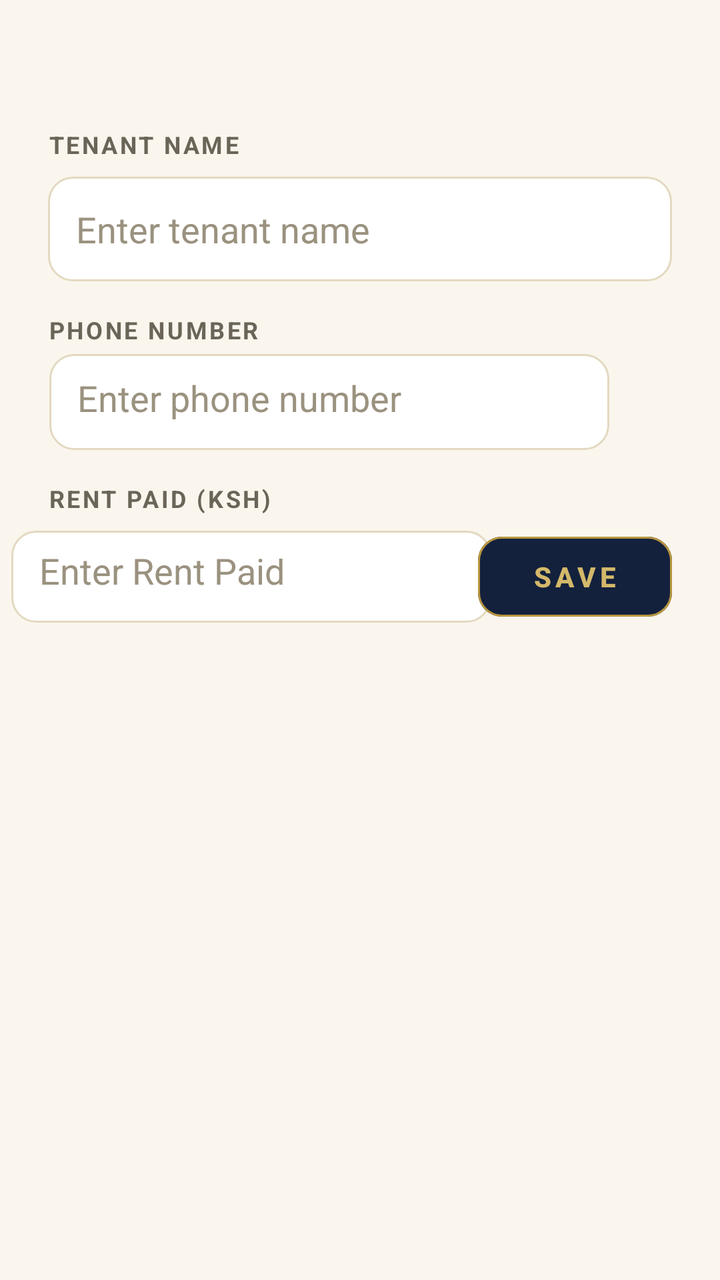
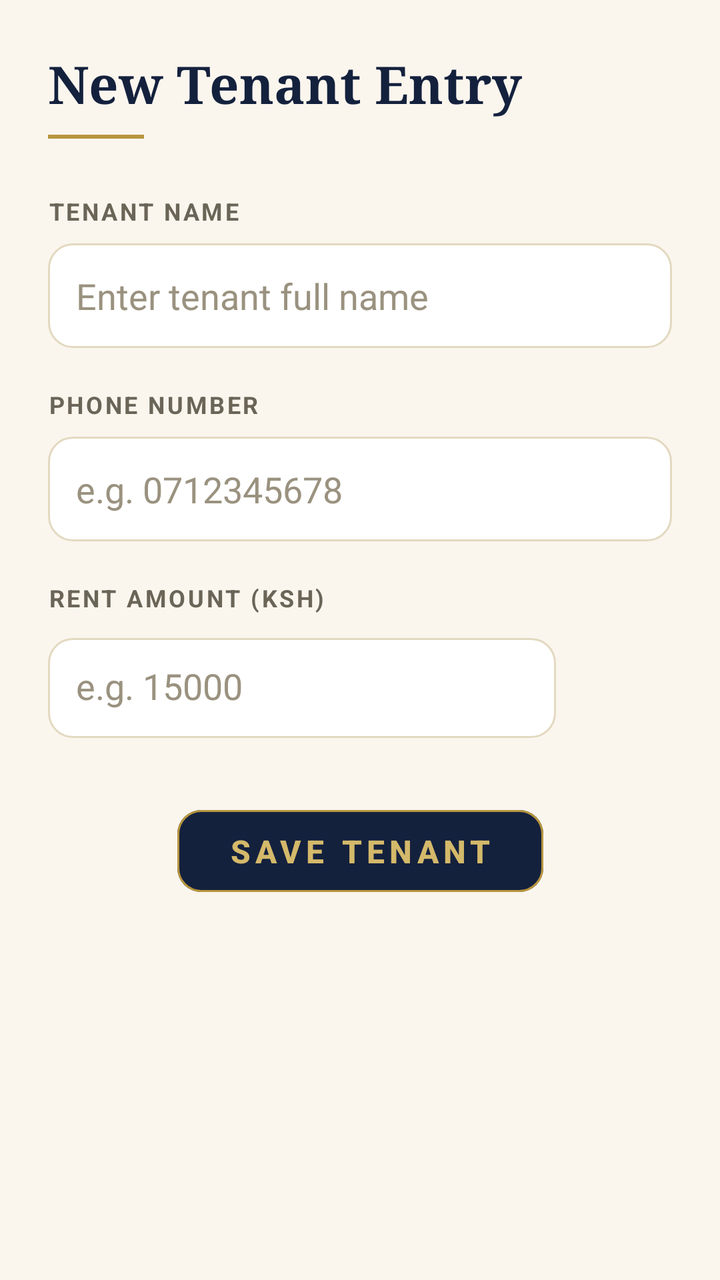

The first picture is an Android layout as it rendered before a commit; the second is the same layout after the commit. The layout source and the unified diff follow.
<!-- AndroidManifest.xml: application theme Theme.TenantManagementSystem -->
<!-- res/layout/fragment_add_tenant.xml -->
<?xml version="1.0" encoding="utf-8"?>
<androidx.constraintlayout.widget.ConstraintLayout
    xmlns:android="http://schemas.android.com/apk/res/android"
    xmlns:app="http://schemas.android.com/apk/res-auto"
    xmlns:tools="http://schemas.android.com/tools"
    android:layout_width="match_parent"
    android:layout_height="match_parent">

    <TextView
        android:id="@+id/tenantNameLabel"
        android:layout_width="wrap_content"
        android:layout_height="wrap_content"
        android:layout_marginStart="24dp"
        android:layout_marginTop="64dp"
        android:letterSpacing="0.1"
        android:text="Tenant Name"
        android:textAllCaps="true"
        android:textColor="@color/ink_muted"
        android:textSize="12sp"
        android:textStyle="bold"
        app:layout_constraintStart_toStartOf="parent"
        app:layout_constraintTop_toTopOf="parent" />

    <EditText
        android:id="@+id/tenantNameEditText"
        android:layout_width="0dp"
        android:layout_height="wrap_content"
        android:hint="Enter tenant name"
        android:minHeight="52dp"
        android:padding="14dp"
        android:background="@drawable/bg_input"
        android:textColor="@color/ink"
        android:layout_marginTop="8dp"
        android:layout_marginStart="24dp"
        android:layout_marginEnd="24dp"
        app:layout_constraintTop_toBottomOf="@id/tenantNameLabel"
        app:layout_constraintStart_toStartOf="parent"
        app:layout_constraintEnd_toEndOf="parent" />

    <TextView
        android:id="@+id/phoneLabel"
        android:layout_width="wrap_content"
        android:layout_height="wrap_content"
        android:text="Phone Number"
        android:textAllCaps="true"
        android:textSize="12sp"
        android:textStyle="bold"
        android:letterSpacing="0.1"
        android:textColor="@color/ink_muted"
        android:layout_marginTop="16dp"
        android:layout_marginStart="24dp"
        app:layout_constraintTop_toBottomOf="@id/tenantNameEditText"
        app:layout_constraintStart_toStartOf="parent" />

    <EditText
        android:id="@+id/phoneEditText"
        android:layout_width="280dp"
        android:layout_height="48dp"
        android:layout_marginStart="24dp"
        android:layout_marginTop="4dp"
        android:layout_marginEnd="24dp"
        android:background="@drawable/bg_input"
        android:hint="Enter phone number"
        android:inputType="phone"
        android:minHeight="52dp"
        android:padding="14dp"
        android:textColor="@color/ink"
        app:layout_constraintEnd_toEndOf="parent"
        app:layout_constraintHorizontal_bias="0.02"
        app:layout_constraintStart_toStartOf="parent"
        app:layout_constraintTop_toBottomOf="@id/phoneLabel" />

    <TextView
        android:id="@+id/rentLabel"
        android:layout_width="wrap_content"
        android:layout_height="wrap_content"
        android:text="Rent Paid (KSh)"
        android:textAllCaps="true"
        android:textSize="12sp"
        android:textStyle="bold"
        android:letterSpacing="0.1"
        android:textColor="@color/ink_muted"
        android:layout_marginTop="16dp"
        android:layout_marginStart="24dp"
        app:layout_constraintTop_toBottomOf="@id/phoneEditText"
        app:layout_constraintStart_toStartOf="parent" />

    <EditText
        android:id="@+id/rentEditText"
        android:layout_width="240dp"
        android:layout_height="46dp"
        android:layout_marginStart="24dp"
        android:layout_marginTop="8dp"
        android:layout_marginEnd="12dp"
        android:background="@drawable/bg_input"
        android:hint="Enter Rent Paid"
        android:inputType="numberDecimal"
        android:minHeight="52dp"
        android:padding="14dp"
        android:textColor="@color/ink"
        app:layout_constraintEnd_toStartOf="@id/saveButton"
        app:layout_constraintStart_toStartOf="parent"
        app:layout_constraintTop_toBottomOf="@id/rentLabel" />

    <com.google.android.material.button.MaterialButton
        android:id="@+id/saveButton"
        android:layout_width="97dp"
        android:layout_height="40dp"
        android:layout_marginEnd="24dp"
        android:insetTop="0dp"
        android:insetBottom="0dp"
        android:letterSpacing="0.15"
        android:text="SAVE"
        android:textColor="@color/royal_gold_light"
        android:textStyle="bold"
        app:backgroundTint="@color/royal_navy"
        app:cornerRadius="12dp"
        app:layout_constraintBottom_toBottomOf="@id/rentEditText"
        app:layout_constraintEnd_toEndOf="parent"
        app:layout_constraintTop_toTopOf="@id/rentEditText"
        app:strokeColor="@color/royal_gold"
        app:strokeWidth="1dp" />

</androidx.constraintlayout.widget.ConstraintLayout>
<!-- resources referenced by this layout -->
<resources>
  <color name="ink">#1C1C28</color>
  <color name="ink_muted">#6B6558</color>
  <color name="royal_gold">#B8963E</color>
  <color name="royal_gold_light">#D4B96A</color>
  <color name="royal_navy">#14213D</color>
  <!-- drawable bg_input (drawable) -->
  <?xml version="1.0" encoding="utf-8"?>
  <selector xmlns:android="http://schemas.android.com/apk/res/android">
      <item android:state_focused="true">
          <shape android:shape="rectangle">
              <solid android:color="#FFFFFF" />
              <stroke android:width="2dp" android:color="@color/royal_gold" />
              <corners android:radius="12dp" />
          </shape>
      </item>
      <item>
          <shape android:shape="rectangle">
              <solid android:color="#FFFFFF" />
              <stroke android:width="1dp" android:color="@color/line" />
              <corners android:radius="12dp" />
          </shape>
      </item>
  </selector>
  <style name="Theme.TenantManagementSystem" parent="Theme.Material3.Light.NoActionBar">
          <item name="colorPrimary">@color/royal_navy</item>
          <item name="android:windowBackground">@color/ivory</item>
          <item name="android:statusBarColor">@color/ivory</item>
          <item name="android:windowLightStatusBar">true</item>
          <item name="android:textColorHint">#9A927F</item>
          <item name="colorSecondaryContainer">#EFE3BD</item>
          <item name="colorOnSecondaryContainer">@color/royal_navy</item>
      </style>
  <color name="line">#E3D9C0</color>
  <color name="ivory">#FAF6EE</color>
</resources>

<!-- the commit's change to res/layout/fragment_add_tenant.xml (unified diff, before → after) -->
@@ -1,124 +1,145 @@
 <?xml version="1.0" encoding="utf-8"?>
-<androidx.constraintlayout.widget.ConstraintLayout
-    xmlns:android="http://schemas.android.com/apk/res/android"
+<ScrollView xmlns:android="http://schemas.android.com/apk/res/android"
     xmlns:app="http://schemas.android.com/apk/res-auto"
     xmlns:tools="http://schemas.android.com/tools"
     android:layout_width="match_parent"
-    android:layout_height="match_parent">
+    android:layout_height="match_parent"
+    android:fillViewport="true">
 
-    <TextView
-        android:id="@+id/tenantNameLabel"
-        android:layout_width="wrap_content"
+    <androidx.constraintlayout.widget.ConstraintLayout
+        android:layout_width="match_parent"
         android:layout_height="wrap_content"
-        android:layout_marginStart="24dp"
-        android:layout_marginTop="64dp"
-        android:letterSpacing="0.1"
-        android:text="Tenant Name"
-        android:textAllCaps="true"
-        android:textColor="@color/ink_muted"
-        android:textSize="12sp"
-        android:textStyle="bold"
-        app:layout_constraintStart_toStartOf="parent"
-        app:layout_constraintTop_toTopOf="parent" />
+        android:padding="24dp">
 
-    <EditText
-        android:id="@+id/tenantNameEditText"
-        android:layout_width="0dp"
-        android:layout_height="wrap_content"
-        android:hint="Enter tenant name"
-        android:minHeight="52dp"
-        android:padding="14dp"
-        android:background="@drawable/bg_input"
-        android:textColor="@color/ink"
-        android:layout_marginTop="8dp"
-        android:layout_marginStart="24dp"
-        android:layout_marginEnd="24dp"
-        app:layout_constraintTop_toBottomOf="@id/tenantNameLabel"
-        app:layout_constraintStart_toStartOf="parent"
-        app:layout_constraintEnd_toEndOf="parent" />
+        <TextView
+            android:id="@+id/addTenantHeader"
+            android:layout_width="wrap_content"
+            android:layout_height="wrap_content"
+            android:fontFamily="serif"
+            android:text="New Tenant Entry"
+            android:textColor="@color/royal_navy"
+            android:textSize="26sp"
+            android:textStyle="bold"
+            app:layout_constraintStart_toStartOf="parent"
+            app:layout_constraintTop_toTopOf="parent" />
 
-    <TextView
-        android:id="@+id/phoneLabel"
-        android:layout_width="wrap_content"
-        android:layout_height="wrap_content"
-        android:text="Phone Number"
-        android:textAllCaps="true"
-        android:textSize="12sp"
-        android:textStyle="bold"
-        android:letterSpacing="0.1"
-        android:textColor="@color/ink_muted"
-        android:layout_marginTop="16dp"
-        android:layout_marginStart="24dp"
-        app:layout_constraintTop_toBottomOf="@id/tenantNameEditText"
-        app:layout_constraintStart_toStartOf="parent" />
+        <View
+            android:id="@+id/addTenantDivider"
+            android:layout_width="48dp"
+            android:layout_height="2dp"
+            android:layout_marginTop="8dp"
+            android:background="@color/royal_gold"
+            app:layout_constraintStart_toStartOf="parent"
+            app:layout_constraintTop_toBottomOf="@id/addTenantHeader" />
 
-    <EditText
-        android:id="@+id/phoneEditText"
-        android:layout_width="280dp"
-        android:layout_height="48dp"
-        android:layout_marginStart="24dp"
-        android:layout_marginTop="4dp"
-        android:layout_marginEnd="24dp"
-        android:background="@drawable/bg_input"
-        android:hint="Enter phone number"
-        android:inputType="phone"
-        android:minHeight="52dp"
-        android:padding="14dp"
-        android:textColor="@color/ink"
-        app:layout_constraintEnd_toEndOf="parent"
-        app:layout_constraintHorizontal_bias="0.02"
-        app:layout_constraintStart_toStartOf="parent"
-        app:layout_constraintTop_toBottomOf="@id/phoneLabel" />
+        <TextView
+            android:id="@+id/tenantNameLabel"
+            android:layout_width="wrap_content"
+            android:layout_height="wrap_content"
+            android:layout_marginTop="28dp"
+            android:letterSpacing="0.1"
+            android:text="Tenant Name"
+            android:textAllCaps="true"
+            android:textColor="@color/ink_muted"
+            android:textSize="12sp"
+            android:textStyle="bold"
+            app:layout_constraintStart_toStartOf="parent"
+            app:layout_constraintTop_toBottomOf="@id/addTenantDivider" />
 
-    <TextView
-        android:id="@+id/rentLabel"
-        android:layout_width="wrap_content"
-        android:layout_height="wrap_content"
-        android:text="Rent Paid (KSh)"
-        android:textAllCaps="true"
-        android:textSize="12sp"
-        android:textStyle="bold"
-        android:letterSpacing="0.1"
-        android:textColor="@color/ink_muted"
-        android:layout_marginTop="16dp"
-        android:layout_marginStart="24dp"
-        app:layout_constraintTop_toBottomOf="@id/phoneEditText"
-        app:layout_constraintStart_toStartOf="parent" />
+        <EditText
+            android:id="@+id/tenantNameEditText"
+            android:layout_width="0dp"
+            android:layout_height="wrap_content"
+            android:layout_marginTop="8dp"
+            android:background="@drawable/bg_input"
+            android:hint="Enter tenant full name"
+            android:imeOptions="actionNext"
+            android:inputType="textCapWords"
+            android:minHeight="52dp"
+            android:padding="14dp"
+            android:textColor="@color/ink"
+            app:layout_constraintEnd_toEndOf="parent"
+            app:layout_constraintStart_toStartOf="parent"
+            app:layout_constraintTop_toBottomOf="@id/tenantNameLabel" />
 
-    <EditText
-        android:id="@+id/rentEditText"
-        android:layout_width="240dp"
-        android:layout_height="46dp"
-        android:layout_marginStart="24dp"
-        android:layout_marginTop="8dp"
-        android:layout_marginEnd="12dp"
-        android:background="@drawable/bg_input"
-        android:hint="Enter Rent Paid"
-        android:inputType="numberDecimal"
-        android:minHeight="52dp"
-        android:padding="14dp"
-        android:textColor="@color/ink"
-        app:layout_constraintEnd_toStartOf="@id/saveButton"
-        app:layout_constraintStart_toStartOf="parent"
-        app:layout_constraintTop_toBottomOf="@id/rentLabel" />
+        <TextView
+            android:id="@+id/phoneLabel"
+            android:layout_width="wrap_content"
+            android:layout_height="wrap_content"
+            android:layout_marginTop="20dp"
+            android:letterSpacing="0.1"
+            android:text="Phone Number"
+            android:textAllCaps="true"
+            android:textColor="@color/ink_muted"
+            android:textSize="12sp"
+            android:textStyle="bold"
+            app:layout_constraintStart_toStartOf="parent"
+            app:layout_constraintTop_toBottomOf="@id/tenantNameEditText" />
 
-    <com.google.android.material.button.MaterialButton
-        android:id="@+id/saveButton"
-        android:layout_width="97dp"
-        android:layout_height="40dp"
-        android:layout_marginEnd="24dp"
-        android:insetTop="0dp"
-        android:insetBottom="0dp"
-        android:letterSpacing="0.15"
-        android:text="SAVE"
-        android:textColor="@color/royal_gold_light"
-        android:textStyle="bold"
-        app:backgroundTint="@color/royal_navy"
-        app:cornerRadius="12dp"
-        app:layout_constraintBottom_toBottomOf="@id/rentEditText"
-        app:layout_constraintEnd_toEndOf="parent"
-        app:layout_constraintTop_toTopOf="@id/rentEditText"
-        app:strokeColor="@color/royal_gold"
-        app:strokeWidth="1dp" />
+        <EditText
+            android:id="@+id/phoneEditText"
+            android:layout_width="0dp"
+            android:layout_height="wrap_content"
+            android:layout_marginTop="8dp"
+            android:background="@drawable/bg_input"
+            android:hint="e.g. 0712345678"
+            android:imeOptions="actionNext"
+            android:inputType="phone"
+            android:minHeight="52dp"
+            android:padding="14dp"
+            android:textColor="@color/ink"
+            app:layout_constraintEnd_toEndOf="parent"
+            app:layout_constraintStart_toStartOf="parent"
+            app:layout_constraintTop_toBottomOf="@id/phoneLabel" />
 
-</androidx.constraintlayout.widget.ConstraintLayout>
+        <TextView
+            android:id="@+id/rentLabel"
+            android:layout_width="wrap_content"
+            android:layout_height="wrap_content"
+            android:layout_marginTop="20dp"
+            android:letterSpacing="0.1"
+            android:text="Rent Amount (KSh)"
+            android:textAllCaps="true"
+            android:textColor="@color/ink_muted"
+            android:textSize="12sp"
+            android:textStyle="bold"
+            app:layout_constraintStart_toStartOf="parent"
+            app:layout_constraintTop_toBottomOf="@id/phoneEditText" />
+
+        <EditText
+            android:id="@+id/rentEditText"
+            android:layout_width="254dp"
+            android:layout_height="50dp"
+            android:layout_marginTop="12dp"
+            android:background="@drawable/bg_input"
+            android:hint="e.g. 15000"
+            android:imeOptions="actionDone"
+            android:inputType="numberDecimal"
+            android:minHeight="52dp"
+            android:padding="14dp"
+            android:textColor="@color/ink"
+            app:layout_constraintEnd_toEndOf="parent"
+            app:layout_constraintHorizontal_bias="0.0"
+            app:layout_constraintStart_toStartOf="parent"
+            app:layout_constraintTop_toBottomOf="@id/rentLabel" />
+
+        <com.google.android.material.button.MaterialButton
+            android:id="@+id/saveButton"
+            android:layout_width="183dp"
+            android:layout_height="49dp"
+            android:layout_marginTop="32dp"
+            android:letterSpacing="0.15"
+            android:text="SAVE TENANT"
+            android:textColor="@color/royal_gold_light"
+            android:textSize="16sp"
+            android:textStyle="bold"
+            app:backgroundTint="@color/royal_navy"
+            app:cornerRadius="12dp"
+            app:layout_constraintEnd_toEndOf="parent"
+            app:layout_constraintStart_toStartOf="parent"
+            app:layout_constraintTop_toBottomOf="@id/rentEditText"
+            app:strokeColor="@color/royal_gold"
+            app:strokeWidth="1dp" />
+
+    </androidx.constraintlayout.widget.ConstraintLayout>
+</ScrollView>
